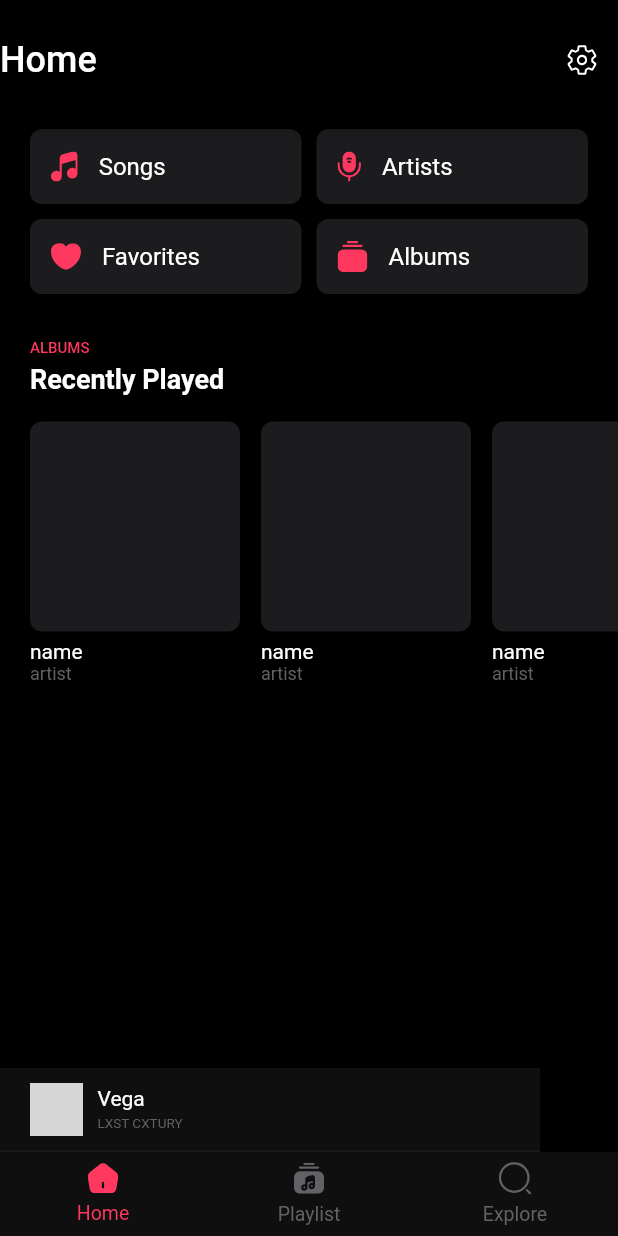
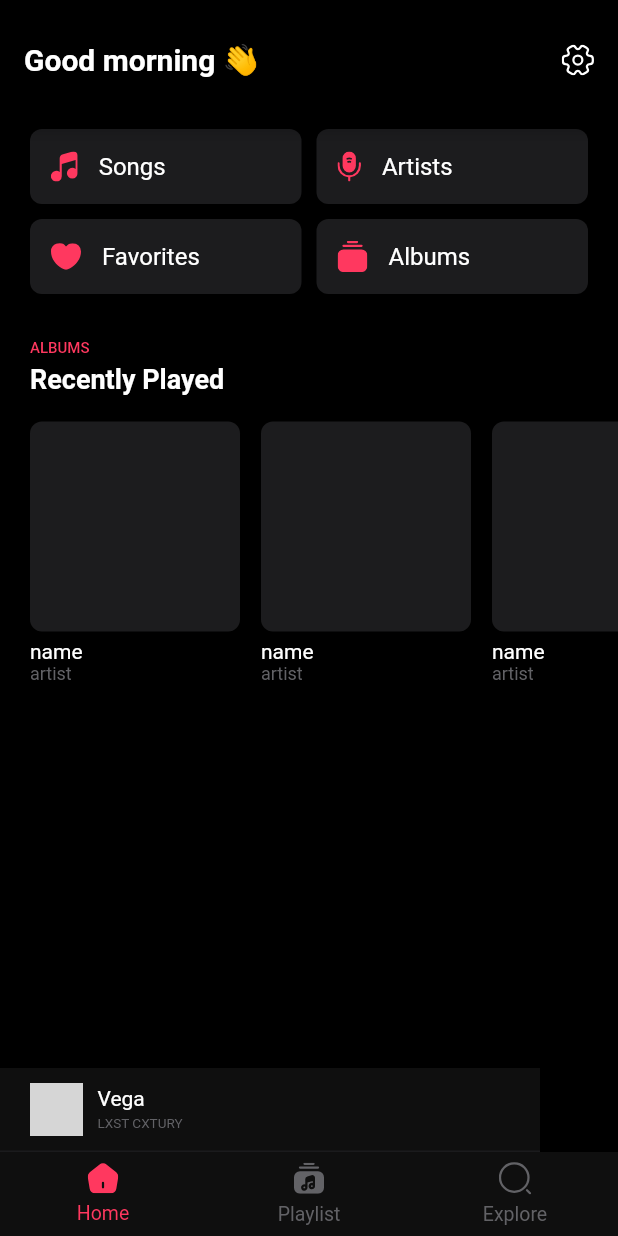
Before and after one commit to gochelias/sonor, a Flutter app: the screen it shows after launch, on a phone screen of 412 x 824 dp. Run offline on Flutter 3.47's test engine with Material 2 defaults, Android fonts, the phone set to English and light mode, and no system bars; our stand-ins replace flutter_svg, go_router; network calls fail; grey boxes are pictures that could not be loaded.

Commit message:
fix: the home appbar has been corrected

```diff
--- /dev/null
+++ b/lib/greetings.dart
@@ -0,0 +1,10 @@
+String greetings() {
+  final hour = DateTime.now().hour;
+
+  if (hour < 12) {
+    return 'Good morning 👋';
+  } else if (hour > 12 && hour < 18) {
+    return 'Good afternoon 👋';
+  }
+  return 'Good night 👋';
+}
--- a/lib/screens/library_screen.dart
+++ b/lib/screens/library_screen.dart
@@ -1,10 +1,7 @@
-import 'package:flutter/gestures.dart';
 import 'package:flutter/material.dart';
-import 'package:ionicons/ionicons.dart';
-import 'package:sonor/widgets/album_widget.dart';
-import 'package:sonor/widgets/recent_albums_section_widget.dart';
-import 'package:sonor/widgets/tabs_section_widget.dart';
+import 'package:flutter_svg/flutter_svg.dart';
 
+import 'package:sonor/greetings.dart';
 import 'package:sonor/widgets/widgets.dart';
 
 class LibraryScreen extends StatelessWidget {
@@ -15,23 +12,25 @@ class LibraryScreen extends StatelessWidget {
     return Scaffold(
       backgroundColor: Colors.transparent,
       appBar: AppBar(
-        titleSpacing: 0.0,
         toolbarHeight: 80.0,
         backgroundColor: Colors.transparent,
-        title: const Text(
-          'Home',
-          style: TextStyle(
-              color: Colors.white, fontSize: 24.0, fontWeight: FontWeight.w500),
+        title: Text(
+          greetings(),
+          style: const TextStyle(
+              color: Colors.white, fontSize: 20.0, fontWeight: FontWeight.w600),
         ),
         actions: <Widget>[
-          IconButton(
-            onPressed: () {},
-            icon: const Icon(
-              Ionicons.settings_outline,
-              size: 22.0,
-              color: Colors.white,
+          GestureDetector(
+            onTap: (() => print('Tapped')),
+            behavior: HitTestBehavior.opaque,
+            child: Container(
+              padding: const EdgeInsets.symmetric(horizontal: 16.0),
+              child: SvgPicture.asset(
+                'assets/icons/setting_linear.svg',
+                color: Colors.white,
+              ),
             ),
-          )
+          ),
         ],
       ),
       body: Container(
--- a/lib/widgets/widgets.dart
+++ b/lib/widgets/widgets.dart
@@ -2,3 +2,6 @@ export 'package:sonor/widgets/tab_home_widget.dart';
 export 'package:sonor/widgets/navbar_widget.dart';
 export 'package:sonor/widgets/navbar_item.dart';
 export 'package:sonor/widgets/song/song_widget.dart';
+export 'package:sonor/widgets/album_widget.dart';
+export 'package:sonor/widgets/recent_albums_section_widget.dart';
+export 'package:sonor/widgets/tabs_section_widget.dart';
--- a/pubspec.yaml
+++ b/pubspec.yaml
@@ -74,6 +74,7 @@ flutter:
         - assets/icons/music_list_bold.svg
         - assets/icons/music_albums_bold.svg
         - assets/icons/microphone_bold.svg
+        - assets/icons/setting_linear.svg
 
     # An image asset can refer to one or more resolution-specific "variants", see
     # https://flutter.dev/assets-and-images/#resolution-aware
```
Also changed, not shown: assets/icons/setting_linear.svg (added).
